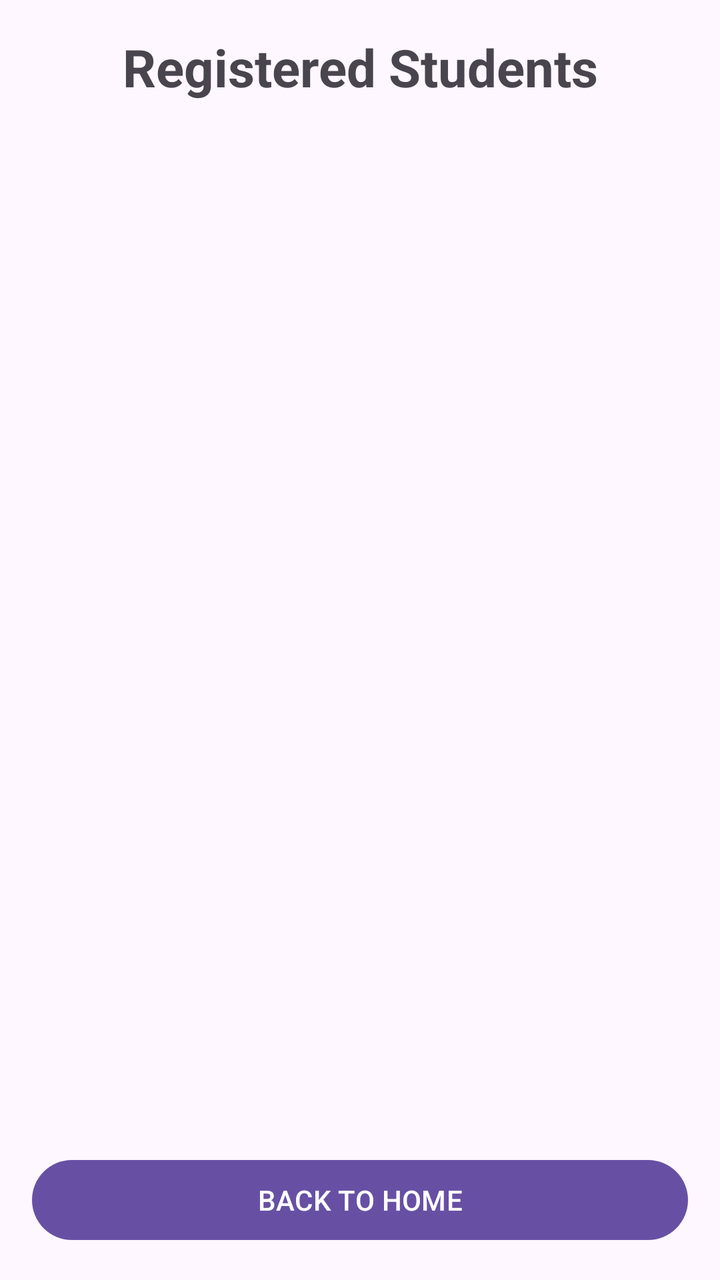
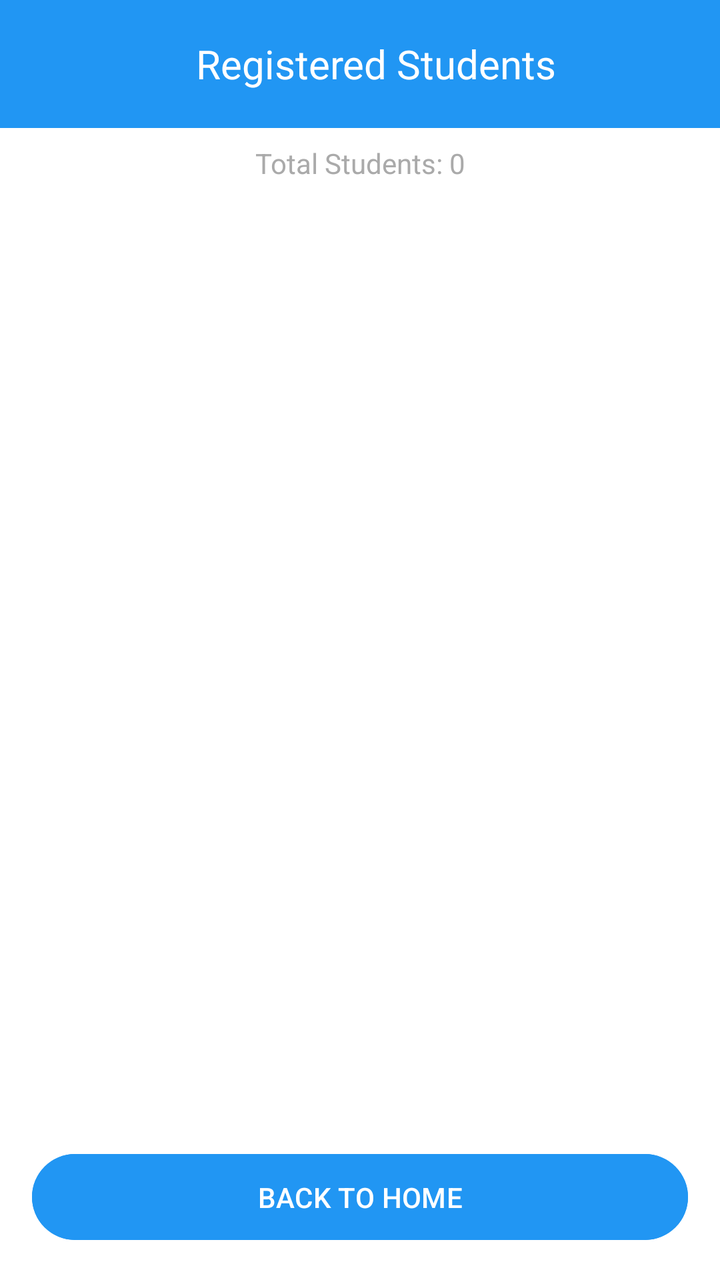

Compare the two renders of this Android layout. The source of the first and the diff that turns it into the second are given below.
<!-- AndroidManifest.xml: application theme Theme.StudentApplication -->
<!-- res/layout/activity_student_list.xml -->
<?xml version="1.0" encoding="utf-8"?>
<LinearLayout xmlns:android="http://schemas.android.com/apk/res/android"
    android:layout_width="match_parent"
    android:layout_height="match_parent"
    android:orientation="vertical"
    android:padding="16dp">

    <TextView
        android:id="@+id/tvStudentListTitle"
        android:layout_width="match_parent"
        android:layout_height="wrap_content"
        android:text="Registered Students"
        android:textSize="26sp"
        android:textStyle="bold"
        android:gravity="center"
        android:layout_marginBottom="16dp" />

    <androidx.recyclerview.widget.RecyclerView
        android:id="@+id/recyclerViewStudents"
        android:layout_width="match_parent"
        android:layout_height="0dp"
        android:layout_weight="1" />

    <Button
        android:id="@+id/btnBackHome"
        android:layout_width="match_parent"
        android:layout_height="wrap_content"
        android:text="BACK TO HOME"
        android:layout_marginTop="12dp" />

</LinearLayout>
<!-- resources referenced by this layout -->
<resources>
  <style name="Theme.StudentApplication" parent="Base.Theme.StudentApplication" />
  <style name="Base.Theme.StudentApplication" parent="Theme.Material3.DayNight.NoActionBar">
          
          
      </style>
</resources>

<!-- the commit's change to res/layout/activity_student_list.xml (unified diff, before → after) -->
@@ -1,31 +1,61 @@
 <?xml version="1.0" encoding="utf-8"?>
 <LinearLayout xmlns:android="http://schemas.android.com/apk/res/android"
+    xmlns:app="http://schemas.android.com/apk/res-auto"
     android:layout_width="match_parent"
     android:layout_height="match_parent"
     android:orientation="vertical"
-    android:padding="16dp">
+    android:background="@android:color/white">
 
+    
+    <androidx.appcompat.widget.Toolbar
+        android:id="@+id/toolbar"
+        android:layout_width="match_parent"
+        android:layout_height="?attr/actionBarSize"
+        android:background="@color/colorPrimary"
+        android:theme="@style/ThemeOverlay.AppCompat.Dark.ActionBar"
+        android:elevation="4dp">
+
+        <TextView
+            android:layout_width="match_parent"
+            android:layout_height="wrap_content"
+            android:text="Registered Students"
+            android:textSize="20sp"
+            android:textColor="@android:color/white"
+            android:gravity="center" />
+
+    </androidx.appcompat.widget.Toolbar>
+
+    
     <TextView
-        android:id="@+id/tvStudentListTitle"
+        android:id="@+id/tvStudentCount"
         android:layout_width="match_parent"
         android:layout_height="wrap_content"
-        android:text="Registered Students"
-        android:textSize="26sp"
-        android:textStyle="bold"
+        android:padding="8dp"
         android:gravity="center"
-        android:layout_marginBottom="16dp" />
+        android:text="Total Students: 0"
+        android:textSize="14sp"
+        android:textColor="@android:color/darker_gray"
+        android:background="@android:color/background_light" />
 
+    
     <androidx.recyclerview.widget.RecyclerView
         android:id="@+id/recyclerViewStudents"
         android:layout_width="match_parent"
         android:layout_height="0dp"
-        android:layout_weight="1" />
+        android:layout_weight="1"
+        android:padding="4dp"
+        android:clipToPadding="false"
+        android:scrollbars="vertical" />
 
+    
     <Button
         android:id="@+id/btnBackHome"
         android:layout_width="match_parent"
         android:layout_height="wrap_content"
         android:text="BACK TO HOME"
-        android:layout_marginTop="12dp" />
+        android:textSize="14sp"
+        android:backgroundTint="@color/colorPrimary"
+        android:layout_margin="16dp"
+        android:padding="12dp" />
 
 </LinearLayout>
<!-- resource entries referenced after the edit -->
@@ -1,5 +1,6 @@
 <!-- resources referenced by this layout -->
 <resources>
+  <color name="colorPrimary">#2196F3</color>
   <style name="Theme.StudentApplication" parent="Base.Theme.StudentApplication" />
   <style name="Base.Theme.StudentApplication" parent="Theme.Material3.DayNight.NoActionBar">
           
